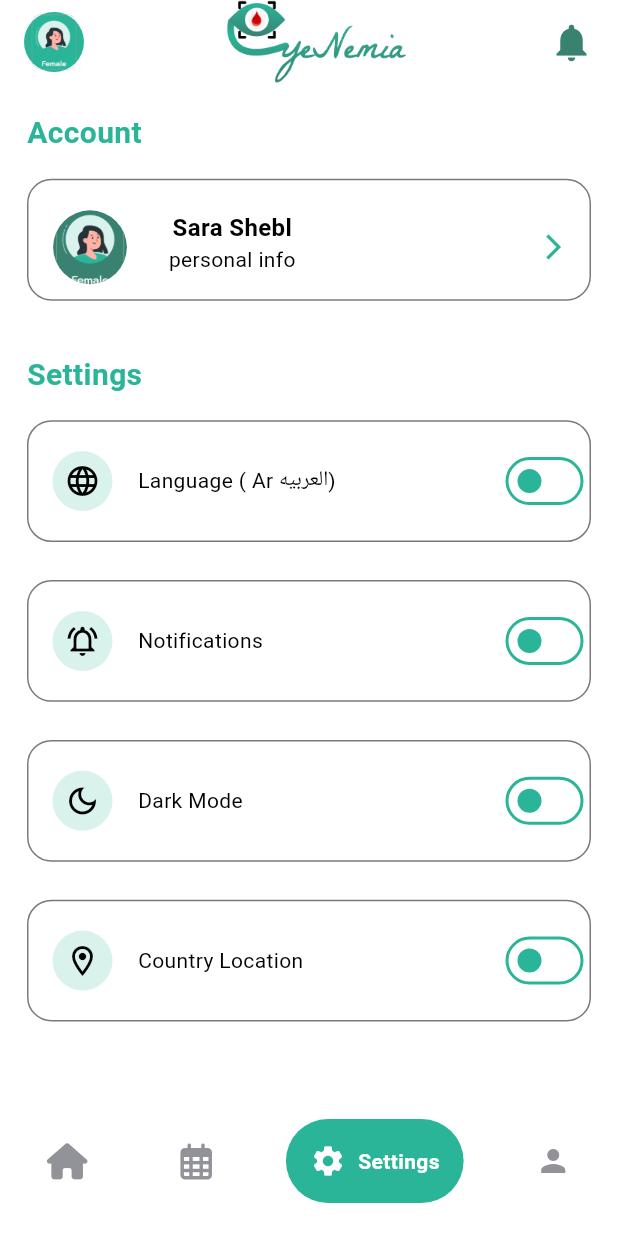
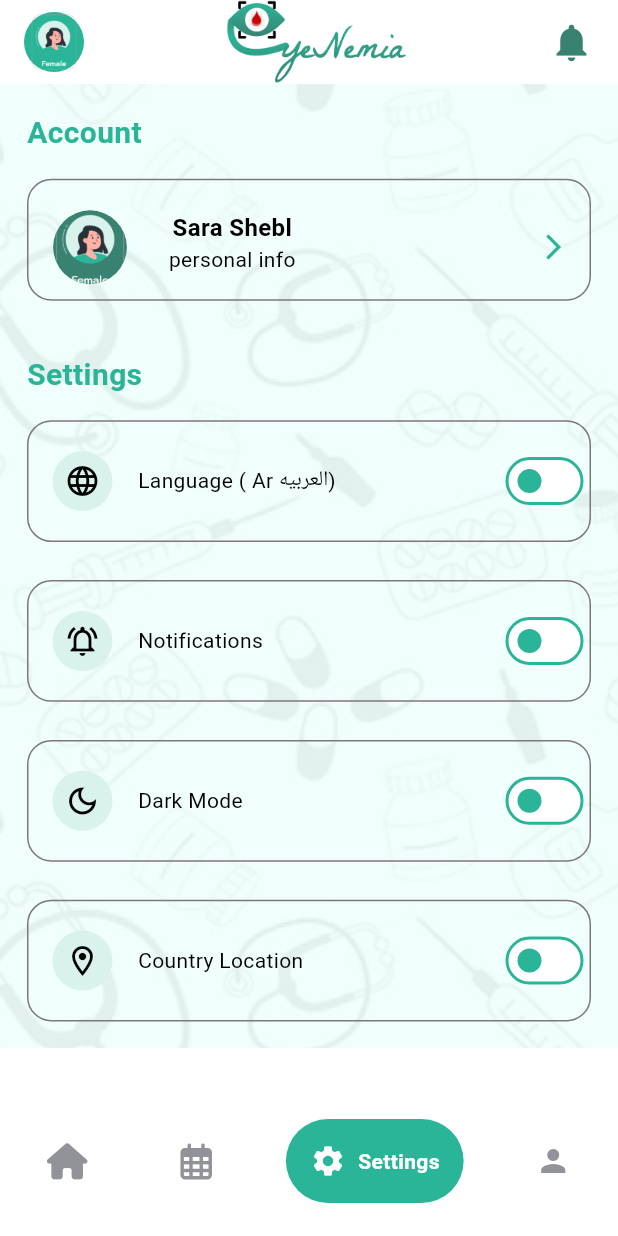
Before and after one commit to SamaaHamayel/anemia-graduation-project, a Flutter app: the screen it shows after launch, item 3 of the bottom bar chosen, on a phone screen of 412 x 824 dp. Run offline on Flutter 3.47's test engine with Material 3 defaults, Android fonts, the phone set to English and light mode, and no system bars; drawn by our look-alikes of google_nav_bar; our stand-ins replace camera, dartz, dio, flutter_bloc, flutter_screenutil, flutter_tts and 8 more; missing offline and left inert: flutter_verification_code; generated files the repository leaves out were written again; Roboto replaces fonts that are missing (Kodchasan).

Commit message:
another حبة تحابيش

```diff
--- a/lib/features/home/setting/presentation/view/setting.dart
+++ b/lib/features/home/setting/presentation/view/setting.dart
@@ -15,7 +15,14 @@ class Setting extends StatelessWidget {
   @override
   Widget build(BuildContext context) {
     return Scaffold(
-      body: BlocConsumer<SettingsCubit, SettingsState>(
+      body: Container(
+        decoration: BoxDecoration(
+          image: DecorationImage(
+            image: AssetImage('lib/core/utils/appImages/images/background.png'),
+            fit: BoxFit.cover, // Optional: You can set the image fit as needed
+          ),
+        ),
+        child: BlocConsumer<SettingsCubit, SettingsState>(
           listener: (context, state) {
             // TODO: implement listener
           },
@@ -45,8 +52,8 @@ class Setting extends StatelessWidget {
                         border: Border.all(color: AppColors.grayColor),
                       ),
                       child: Padding(
-                      padding:
-                          const EdgeInsets.only(left: 16, top: 20, bottom: 10),
+                        padding: const EdgeInsets.only(
+                            left: 16, top: 20, bottom: 10),
                         child: Row(
                           children: [
                             const CircleAvatar(
@@ -98,8 +105,8 @@ class Setting extends StatelessWidget {
                       height: 15.h,
                     ),
                     SettingSwitchCard(
-                    switchValue:
-                        BlocProvider.of<SettingsCubit>(context).isArabicEnable,
+                      switchValue: BlocProvider.of<SettingsCubit>(context)
+                          .isArabicEnable,
                       onChange: (value) {
                         BlocProvider.of<SettingsCubit>(context)
                             .changeCurrentLanguage(value);
@@ -125,7 +132,8 @@ class Setting extends StatelessWidget {
                     ),
                     SettingSwitchCard(
                       onChange: (value) {
-                      BlocProvider.of<SettingsCubit>(context).changeThem(value);
+                        BlocProvider.of<SettingsCubit>(context)
+                            .changeThem(value);
                       },
                       switchValue: BlocProvider.of<SettingsCubit>(context)
                           .isDarkThemEnable,
@@ -151,6 +159,7 @@ class Setting extends StatelessWidget {
             );
           },
         ),
+      ),
     );
   }
 }
```
Lines whose indentation alone changed are shown as unchanged.
